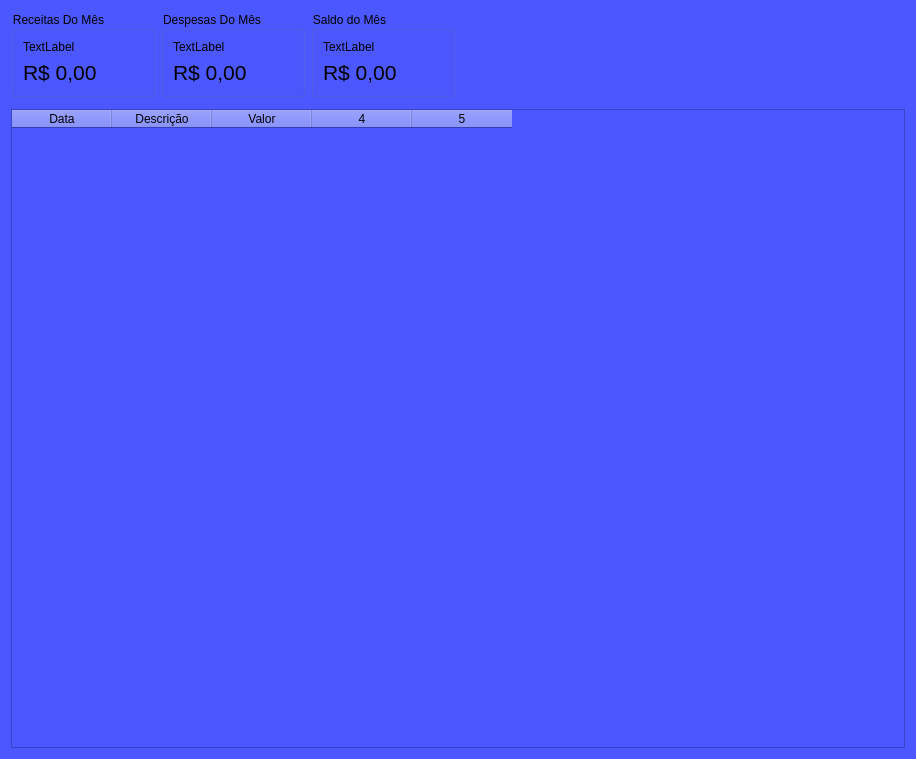
Old version of the form MeuCentavoApp/Designer/FormsDashboard/DashboardPages/pageHome.ui in the repository bee0ne1/MeuCentavo.
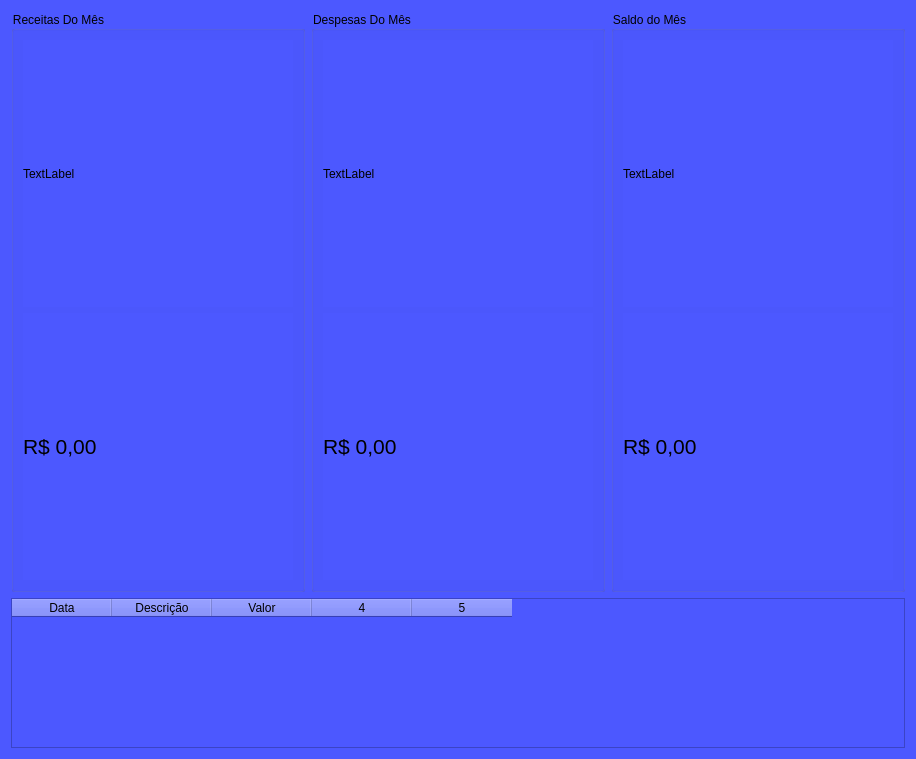
New version of the form.

```diff
--- a/MeuCentavoApp/Designer/FormsDashboard/DashboardPages/pageHome.ui
+++ b/MeuCentavoApp/Designer/FormsDashboard/DashboardPages/pageHome.ui
@@ -24,7 +24,9 @@
   </property>
   <layout class="QHBoxLayout" name="horizontalLayout_2">
    <item>
-    <layout class="QGridLayout" name="gridLayout" rowstretch="0,0,1" columnstretch="1,1">
+    <layout class="QVBoxLayout" name="verticalLayout_4" stretch="0,1,0">
+     <item>
+      <layout class="QGridLayout" name="gridLayout">
      <item row="0" column="0">
       <layout class="QHBoxLayout" name="horizontalLayout">
        <item>
@@ -113,8 +115,26 @@
        </item>
       </layout>
      </item>
-     <item row="2" column="0" colspan="2">
+      </layout>
+     </item>
+     <item>
+      <layout class="QHBoxLayout" name="QHBoxGraficos">
+       <item>
+        <layout class="QVBoxLayout" name="layoutGraficoResumo"/>
+       </item>
+       <item>
+        <layout class="QVBoxLayout" name="layoutGraficoPatrimonio"/>
+       </item>
+      </layout>
+     </item>
+     <item>
       <widget class="QTableWidget" name="tabelaLancamentosRecentes">
+       <property name="maximumSize">
+        <size>
+         <width>16777215</width>
+         <height>150</height>
+        </size>
+       </property>
        <property name="columnCount">
         <number>5</number>
        </property>
@@ -137,9 +157,6 @@
        <column/>
       </widget>
      </item>
-     <item row="0" column="1" rowspan="2">
-      <layout class="QVBoxLayout" name="layoutGraficoResumo"/>
-     </item>
     </layout>
    </item>
   </layout>
```
Lines whose indentation alone changed are shown as unchanged.
